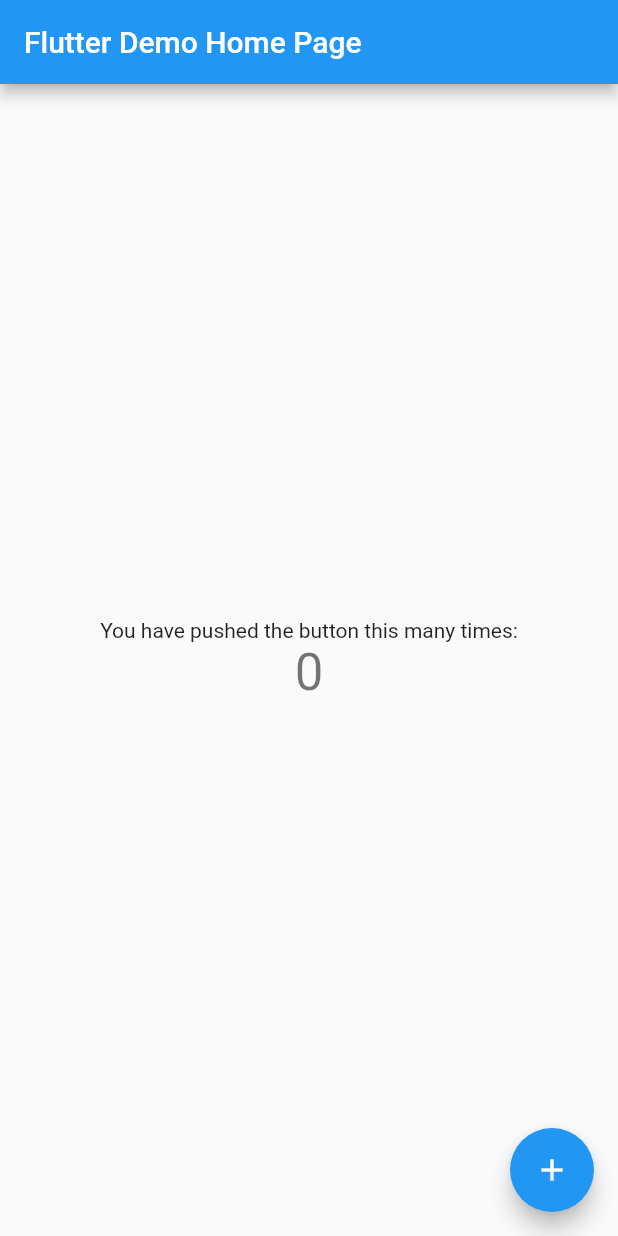
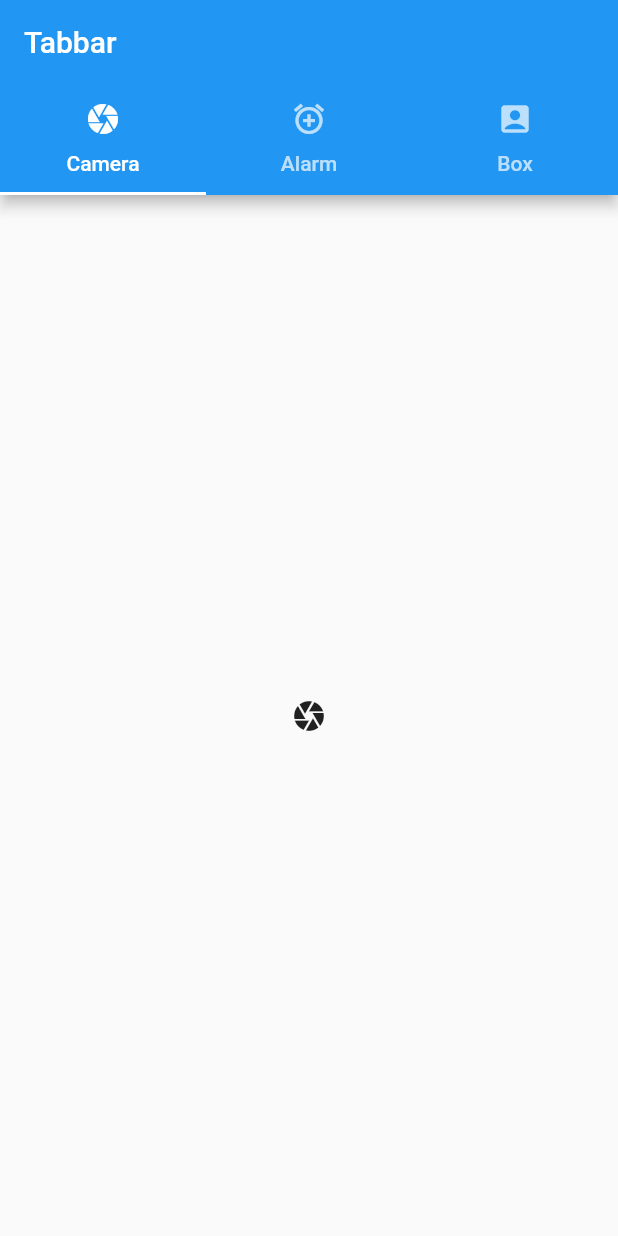
Before and after one commit to benning55/lab01, a Flutter app: the screen it shows after launch, on a phone screen of 412 x 824 dp. Run offline on Flutter 3.47's test engine with Material 2 defaults, Android fonts, the phone set to English and light mode, and no system bars.

Commit message:
edit a main

```diff
--- a/lib/main.dart
+++ b/lib/main.dart
@@ -9,103 +9,89 @@ class MyApp extends StatelessWidget {
     return MaterialApp(
       title: 'Flutter Demo',
       theme: ThemeData(
-        // This is the theme of your application.
-        //
-        // Try running your application with "flutter run". You'll see the
-        // application has a blue toolbar. Then, without quitting the app, try
-        // changing the primarySwatch below to Colors.green and then invoke
-        // "hot reload" (press "r" in the console where you ran "flutter run",
-        // or simply save your changes to "hot reload" in a Flutter IDE).
-        // Notice that the counter didn't reset back to zero; the application
-        // is not restarted.
         primarySwatch: Colors.blue,
       ),
-      home: MyHomePage(title: 'Flutter Demo Home Page'),
+      home: MyHomePage(),
     );
   }
 }
 
-class MyHomePage extends StatefulWidget {
-  MyHomePage({Key key, this.title}) : super(key: key);
-
-  // This widget is the home page of your application. It is stateful, meaning
-  // that it has a State object (defined below) that contains fields that affect
-  // how it looks.
-
-  // This class is the configuration for the state. It holds the values (in this
-  // case the title) provided by the parent (in this case the App widget) and
-  // used by the build method of the State. Fields in a Widget subclass are
-  // always marked "final".
-
-  final String title;
+class MyHomePage extends StatelessWidget {
 
   @override
-  _MyHomePageState createState() => _MyHomePageState();
-}
+  Widget build(BuildContext context){
 
-class _MyHomePageState extends State<MyHomePage> {
-  int _counter = 0;
-
-  void _incrementCounter() {
-    setState(() {
-      // This call to setState tells the Flutter framework that something has
-      // changed in this State, which causes it to rerun the build method below
-      // so that the display can reflect the updated values. If we changed
-      // _counter without calling setState(), then the build method would not be
-      // called again, and so nothing would appear to happen.
-      _counter++;
-    });
-  }
-
-  @override
-  Widget build(BuildContext context) {
-    // This method is rerun every time setState is called, for instance as done
-    // by the _incrementCounter method above.
-    //
-    // The Flutter framework has been optimized to make rerunning build methods
-    // fast, so that you can just rebuild anything that needs updating rather
-    // than having to individually change instances of widgets.
-    return Scaffold(
-      appBar: AppBar(
-        // Here we take the value from the MyHomePage object that was created by
-        // the App.build method, and use it to set our appbar title.
-        title: Text(widget.title),
-      ),
-      body: Center(
-        // Center is a layout widget. It takes a single child and positions it
-        // in the middle of the parent.
-        child: Column(
-          // Column is also layout widget. It takes a list of children and
-          // arranges them vertically. By default, it sizes itself to fit its
-          // children horizontally, and tries to be as tall as its parent.
-          //
-          // Invoke "debug painting" (press "p" in the console, choose the
-          // "Toggle Debug Paint" action from the Flutter Inspector in Android
-          // Studio, or the "Toggle Debug Paint" command in Visual Studio Code)
-          // to see the wireframe for each widget.
-          //
-          // Column has various properties to control how it sizes itself and
-          // how it positions its children. Here we use mainAxisAlignment to
-          // center the children vertically; the main axis here is the vertical
-          // axis because Columns are vertical (the cross axis would be
-          // horizontal).
-          mainAxisAlignment: MainAxisAlignment.center,
+    return DefaultTabController(
+      length: 3,
+      child: Scaffold(
+        appBar: AppBar(
+          title: Text("Tabbar"),
+          bottom: TabBar(
+            tabs: <Widget>[
+              Tab(
+                icon: Icon(Icons.camera),
+                text: "Camera",
+              ),
+              Tab(
+                icon: Icon(Icons.add_alarm),
+                text: "Alarm",
+              ),
+              Tab(
+                icon: Icon(Icons.account_box),
+                text: "Box",
+              )
+            ],
+          ),
+        ),
+        body: TabBarView(
           children: <Widget>[
-            Text(
-              'You have pushed the button this many times:',
-            ),
-            Text(
-              '$_counter',
-              style: Theme.of(context).textTheme.display1,
-            ),
+            Icon(Icons.camera),
+            Icon(Icons.add_alarm),
+            Icon(Icons.account_box)
           ],
         ),
       ),
-      floatingActionButton: FloatingActionButton(
-        onPressed: _incrementCounter,
-        tooltip: 'Increment',
-        child: Icon(Icons.add),
-      ), // This trailing comma makes auto-formatting nicer for build methods.
     );
   }
 }
+
+// class MyHomePage extends StatefulWidget {
+//   @override
+//   State<StatefulWidget> createState() {
+//     // TODO: implement createState
+//     return MyHomePageState();
+//   }
+// }
+
+
+
+// class MyHomePageState extends State<MyHomePage> {
+//   int counter = 0;
+
+//   @override
+//   Widget build(BuildContext context) {
+//     return Scaffold(
+//         appBar: AppBar(
+//           title: Text("I'm on top of the World"),
+//         ),
+//         body: Column(
+//           children: <Widget>[
+//             Center(child: Text("$counter")),
+//             Text("Value2"),
+//             Text("Value3")
+//           ],
+//         ),
+
+//         floatingActionButton: FloatingActionButton(
+//           child: Icon(
+//             Icons.add,
+//           ),
+//           onPressed: () {
+//             setState(() {
+//               counter++;
+//             });
+//             print("counter : $counter");
+//           },
+//         ));
+//   }
+// }
```
